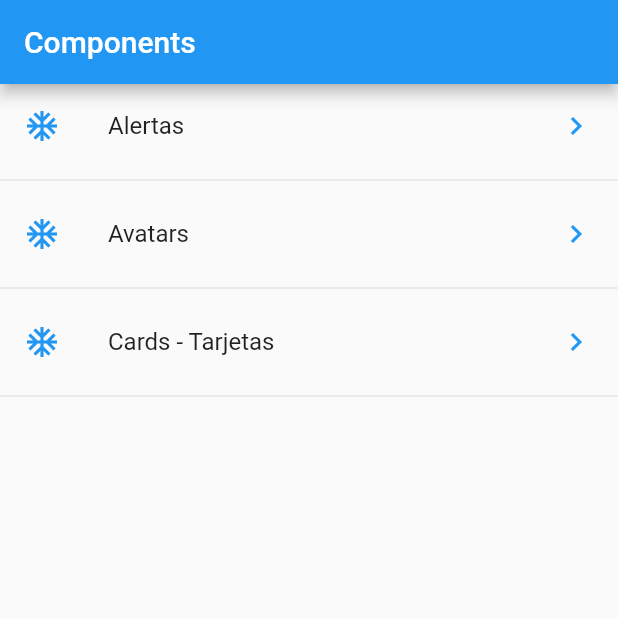
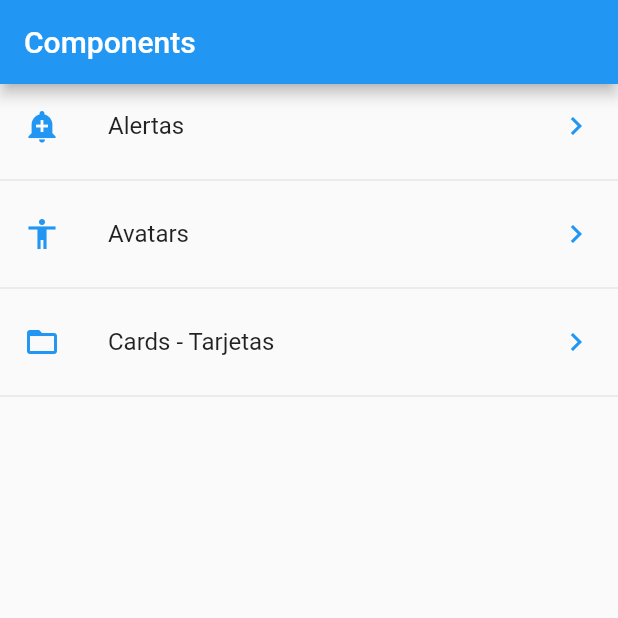
Before and after one commit to dtlucho/flutter_components, a Flutter app: the screen it shows after launch, on a phone screen of 412 x 824 dp, the top half of it. Run offline on Flutter 3.47's test engine with Material 2 defaults, Android fonts, the phone set to English and light mode, and no system bars.

Commit message:
Get icon from string

```diff
--- a/lib/src/pages/home_page.dart
+++ b/lib/src/pages/home_page.dart
@@ -1,6 +1,7 @@
 import 'package:flutter/material.dart';
 
 import 'package:flutter_components/src/providers/menu_provider.dart';
+import 'package:flutter_components/src/utils/icon_string_util.dart';
 
 class HomePage extends StatelessWidget {
   const HomePage({Key? key}) : super(key: key);
@@ -33,7 +34,7 @@ class HomePage extends StatelessWidget {
 
     for (var option in data!) {
       final tempWidget = ListTile(
-        leading: const Icon(Icons.ac_unit, color: Colors.blue),
+        leading: getIcon(option['icon']),
         title: Text(option['text']),
         trailing: const Icon(Icons.keyboard_arrow_right, color: Colors.blue),
         onTap: () {},
--- /dev/null
+++ b/lib/src/utils/icon_string_util.dart
@@ -0,0 +1,11 @@
+import 'package:flutter/material.dart';
+
+final _icons = <String, IconData>{
+  "add_alert": Icons.add_alert,
+  "accessibility": Icons.accessibility,
+  "folder_open": Icons.folder_open,
+};
+
+Icon getIcon(String name) {
+  return Icon(_icons[name], color: Colors.blue);
+}
```
